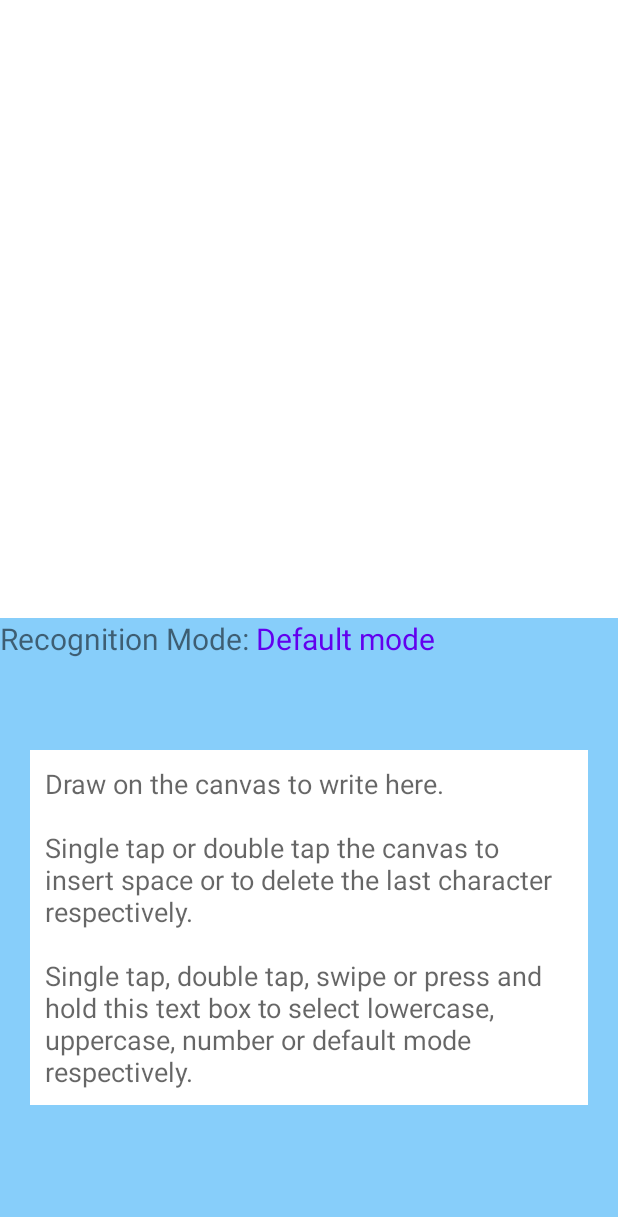
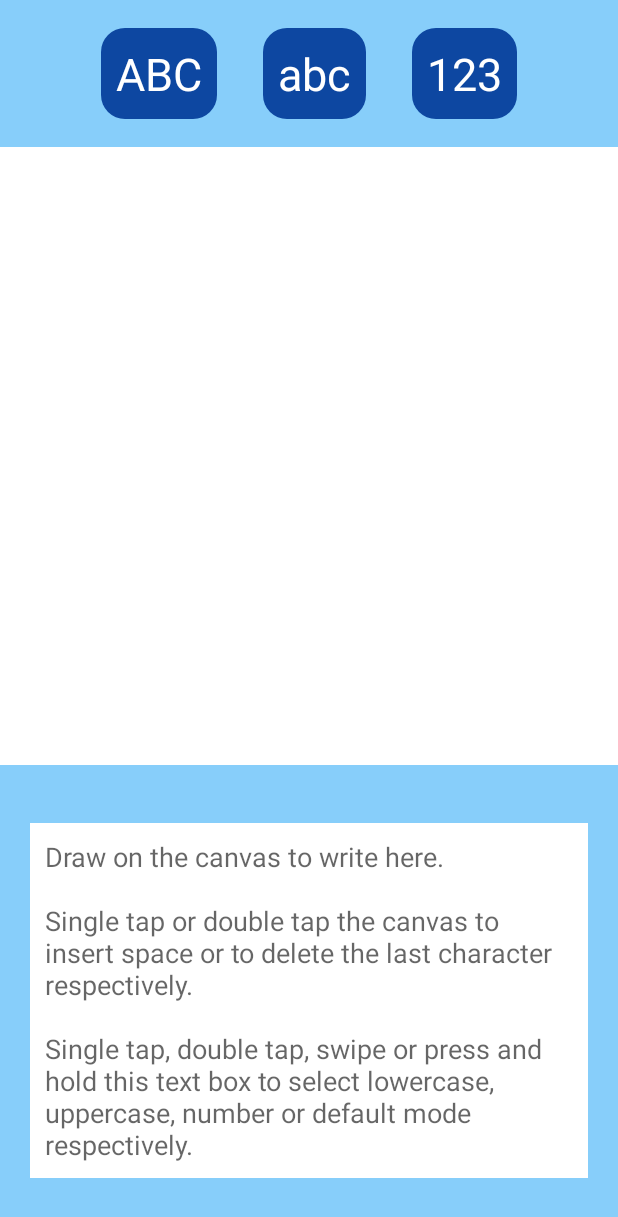
Before and after one commit to wbarisch/Handwritten-Character-Classification, an Android app built with Jetpack Compose: the DrivingMode screen opened directly, with no data from a screen before it, on a phone screen of 412 x 824 dp. Shown: the top 1217 px of the screen. Run offline under Robolectric (Android 15) with nearby library versions, the phone set to English and light mode, and no system bars; our stand-ins replace data binding.

Commit message:
Minor merge error fix in driver mode and modification to indicator.

```diff
--- /dev/null
+++ b/app/src/main/res/drawable/not_selected_sign.xml
@@ -0,0 +1,5 @@
+<?xml version="1.0" encoding="utf-8"?>
+<shape xmlns:android="http://schemas.android.com/apk/res/android">
+    <solid android:color="@color/not_selected"/> <!-- Background color -->
+    <corners android:radius="16dp"/> <!-- Corner radius -->
+</shape>
--- /dev/null
+++ b/app/src/main/res/drawable/selected_sign.xml
@@ -0,0 +1,5 @@
+<?xml version="1.0" encoding="utf-8"?>
+<shape xmlns:android="http://schemas.android.com/apk/res/android">
+    <solid android:color="@color/selected"/> <!-- Background color -->
+    <corners android:radius="16dp"/> <!-- Corner radius -->
+</shape>
--- a/app/src/main/res/layout/activity_main.xml
+++ b/app/src/main/res/layout/activity_main.xml
@@ -16,31 +16,68 @@
         android:background="#87CEFA"
         tools:context=".driving_mode.DrivingMode">
 
+        <!-- LinearLayout showing the current input mode -->
+        <LinearLayout
+            android:id="@+id/input_mode_indicator"
+            android:layout_width="match_parent"
+            android:layout_height="wrap_content"
+            android:orientation="horizontal"
+            android:gravity="center"
+            android:layout_margin="0dp"
+            android:padding="0dp"
+            app:layout_constraintBottom_toTopOf="@id/drawing_canvas"
+            app:layout_constraintEnd_toEndOf="parent"
+            app:layout_constraintStart_toStartOf="parent"
+            app:layout_constraintTop_toTopOf="parent">
+
+            <TextView
+                android:id="@+id/uppercase_sign"
+                android:layout_width="wrap_content"
+                android:layout_height="wrap_content"
+                android:layout_marginStart="10dp"
+                android:layout_marginEnd="15dp"
+                android:padding="10dp"
+                android:textSize="30dp"
+                android:text="ABC"
+                android:background="@drawable/selected_sign"
+                android:textColor="@color/white" />
+
+            <TextView
+                android:id="@+id/lowercase_sign"
+                android:layout_width="wrap_content"
+                android:layout_height="wrap_content"
+                android:layout_marginStart="15dp"
+                android:layout_marginEnd="15dp"
+                android:padding="10dp"
+                android:textSize="30dp"
+                android:text="abc"
+                android:background="@drawable/selected_sign"
+                android:textColor="@color/white" />
+
+            <TextView
+                android:id="@+id/number_sign"
+                android:layout_width="wrap_content"
+                android:layout_height="wrap_content"
+                android:layout_marginStart="15dp"
+                android:layout_marginEnd="10dp"
+                android:padding="10dp"
+                android:textSize="30dp"
+                android:text="123"
+                android:background="@drawable/selected_sign"
+                android:textColor="@color/white" />
+
+        </LinearLayout>
+
         <com.example.hcc_elektrobit.shared.DrawingCanvas
             android:id="@+id/drawing_canvas"
             android:background="#FFFFFF"
             android:layout_width="match_parent"
             android:layout_height="0dp"
-            app:layout_constraintTop_toTopOf="parent"
+            app:layout_constraintTop_toBottomOf="@+id/input_mode_indicator"
+            app:layout_constraintEnd_toEndOf="parent"
+            app:layout_constraintStart_toStartOf="parent"
+            app:layout_constraintBottom_toTopOf="@+id/text_editor"
             app:layout_constraintDimensionRatio="1" />
-
-        <TextView
-            android:id="@+id/mode_text"
-            android:layout_width="wrap_content"
-            android:layout_height="wrap_content"
-            android:text="Recognition Mode: "
-            android:textSize="9pt"
-            app:layout_constraintStart_toStartOf="parent"
-            app:layout_constraintTop_toBottomOf="@+id/drawing_canvas" />
-        <TextView
-            android:id="@+id/mode_as"
-            android:layout_width="wrap_content"
-            android:layout_height="wrap_content"
-            android:text="Default mode"
-            android:textSize="9pt"
-            android:textColor="@color/purple_500"
-            app:layout_constraintStart_toEndOf="@+id/mode_text"
-            app:layout_constraintTop_toBottomOf="@+id/drawing_canvas" />
 
         <EditText
             android:id="@+id/text_editor"
--- a/app/src/main/res/values/colors.xml
+++ b/app/src/main/res/values/colors.xml
@@ -10,4 +10,6 @@
     <color name="dark_background">#333333</color>
     <color name="green">#4CAF50</color>
     <color name="green_dark">#388E3C</color>
+    <color name="selected">#0d47a1</color>
+    <color name="not_selected">#bdbdbd</color>
 </resources>
```
Also changed, not shown: app/src/main/java/com/example/hcc_elektrobit/driving_mode/DrivingMode.java (+64 -65 lines).
